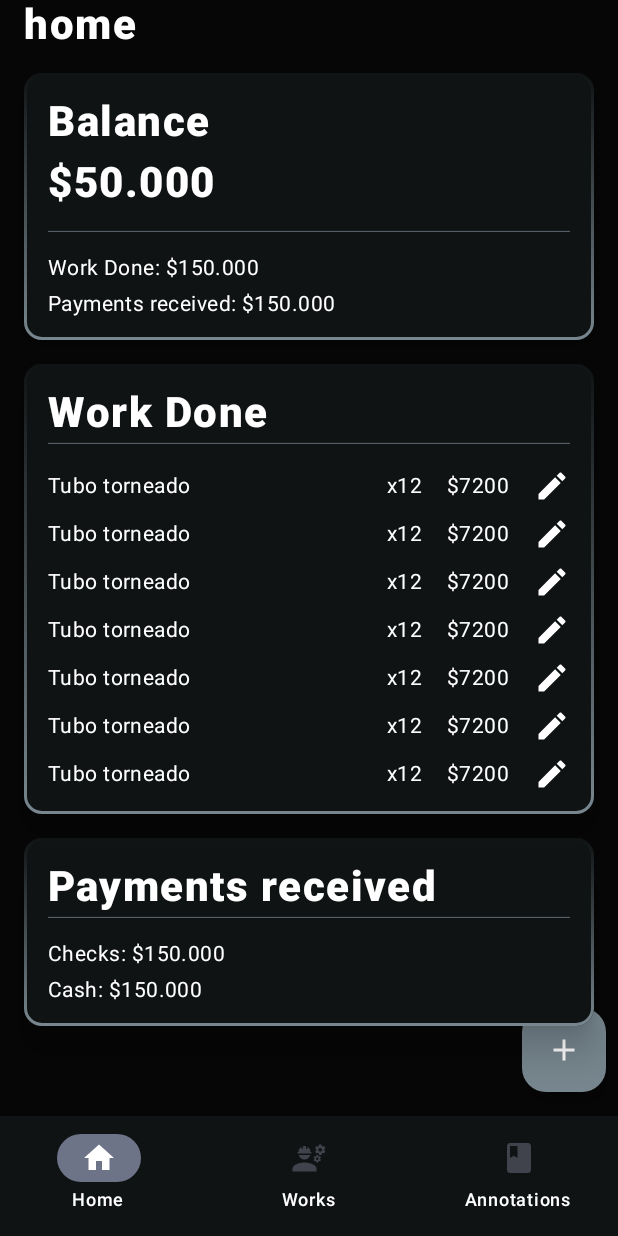
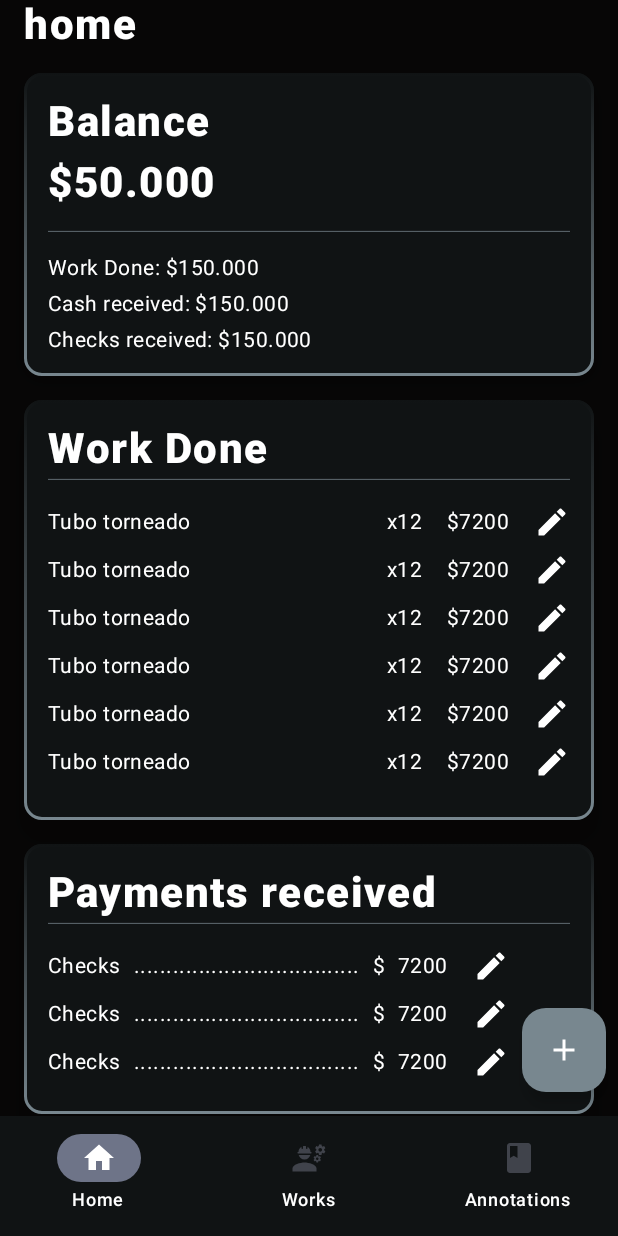
Before and after one commit to dnuccio80/taller2App, an Android app built with Jetpack Compose: the screen it shows after launch (MainActivity), on a phone screen of 412 x 824 dp. Run offline under Robolectric (Android 15) with nearby library versions, the phone set to English and light mode, and no system bars; our stand-ins replace Dagger/Hilt's generated code.

Commit message:
New payment Dialog added

```diff
--- a/app/src/main/java/com/example/taller2app/application/ui/HomeScreen.kt
+++ b/app/src/main/java/com/example/taller2app/application/ui/HomeScreen.kt
@@ -28,6 +28,7 @@ import androidx.compose.material3.Icon
 import androidx.compose.material3.MaterialTheme
 import androidx.compose.material3.Text
 import androidx.compose.runtime.Composable
+import androidx.compose.runtime.compositionLocalOf
 import androidx.compose.runtime.getValue
 import androidx.compose.runtime.mutableStateOf
 import androidx.compose.runtime.saveable.rememberSaveable
@@ -48,12 +49,14 @@ import kotlin.math.exp
 
 @Composable
 fun HomeScreen(innerPadding: PaddingValues) {
+
+    var showPaymentDialog by rememberSaveable { mutableStateOf(false) }
+
     Box(
         Modifier
             .fillMaxSize()
             .background(AppBackground)
     ) {
-        HomeFabItem(Modifier.align(Alignment.BottomEnd), innerPadding)
         Column(
             Modifier
                 .fillMaxWidth()
@@ -66,6 +69,23 @@ fun HomeScreen(innerPadding: PaddingValues) {
         ) {
             TitleItem("home")
             Spacer(Modifier.size(16.dp))
+            BalanceCardItem()
+            Spacer(Modifier.size(16.dp))
+            WorkDoneCardItem()
+            Spacer(Modifier.size(16.dp))
+            PaymentReceivedCardItem()
+        }
+        HomeFabItem(
+            Modifier.align(Alignment.BottomEnd),
+            innerPadding,
+            onNewWorkClicked = {},
+            onNewPaymentClicked = { showPaymentDialog = true })
+        NewPaymentDialog(showPaymentDialog) { showPaymentDialog = false }
+    }
+}
+
+@Composable
+private fun BalanceCardItem() {
     Card(
         Modifier.fillMaxWidth(),
         colors = CardDefaults.cardColors(
@@ -91,14 +111,78 @@ fun HomeScreen(innerPadding: PaddingValues) {
             Spacer(Modifier.size(16.dp))
             BodyTextItem("${stringResource(R.string.work_done)}: $150.000")
             Spacer(Modifier.size(8.dp))
-                    BodyTextItem("${stringResource(R.string.payments_received)}: $150.000")
+            BodyTextItem("${stringResource(R.string.cash_received)}: $150.000")
+            Spacer(Modifier.size(8.dp))
+            BodyTextItem("${stringResource(R.string.checks_received)}: $150.000")
         }
     }
-            Spacer(Modifier.size(16.dp))
+}
+
+@Composable
+private fun PaymentReceivedCardItem() {
     Card(
         Modifier
             .fillMaxWidth()
-                    .height(300.dp),
+            .height(180.dp),
+        colors = CardDefaults.cardColors(
+            containerColor = CardBackground
+        ),
+        border = BorderStroke(
+            2.dp, brush = Brush.verticalGradient(
+                colors = listOf(CardBackground, ButtonColor),
+            )
+        ),
+        elevation = CardDefaults.cardElevation(16.dp)
+    ) {
+        Column(
+            Modifier
+                .fillMaxWidth()
+                .padding(16.dp)
+        ) {
+            TitleItem(text = stringResource(R.string.payments_received))
+            Spacer(Modifier.size(4.dp))
+            HorizontalDividerCard()
+            Spacer(Modifier.size(16.dp))
+            LazyColumn(
+                Modifier.fillMaxWidth(),
+                verticalArrangement = Arrangement.spacedBy(8.dp)
+            ) {
+                items(10) {
+                    PaymentCardItem()
+                }
+            }
+        }
+    }
+}
+
+@Composable
+fun PaymentCardItem() {
+    Row(
+        Modifier.fillMaxWidth(),
+        verticalAlignment = Alignment.CenterVertically
+    ) {
+        BodyTextItem("Checks")
+        Spacer(Modifier.width(8.dp))
+        BodyTextItem("...................................")
+        Spacer(Modifier.width(8.dp))
+        BodyTextItem("$")
+        Spacer(Modifier.width(8.dp))
+        BodyTextItem("7200")
+        Spacer(Modifier.width(16.dp))
+        Icon(
+            Icons.Filled.Edit,
+            contentDescription = "edit work",
+            tint = Color.White
+        )
+    }
+}
+
+@Composable
+private fun WorkDoneCardItem() {
+    Card(
+        Modifier
+            .fillMaxWidth()
+            .height(280.dp),
         colors = CardDefaults.cardColors(
             containerColor = CardBackground
         ),
@@ -143,36 +227,6 @@ fun HomeScreen(innerPadding: PaddingValues) {
 
         }
     }
-            Spacer(Modifier.size(16.dp))
-            Card(
-                Modifier
-                    .fillMaxWidth(),
-                colors = CardDefaults.cardColors(
-                    containerColor = CardBackground
-                ),
-                border = BorderStroke(
-                    2.dp, brush = Brush.verticalGradient(
-                        colors = listOf(CardBackground, ButtonColor),
-                    )
-                ),
-                elevation = CardDefaults.cardElevation(16.dp)
-            ) {
-                Column(
-                    Modifier
-                        .fillMaxWidth()
-                        .padding(16.dp)
-                ) {
-                    TitleItem(text = stringResource(R.string.payments_received))
-                    Spacer(Modifier.size(4.dp))
-                    HorizontalDividerCard()
-                    Spacer(Modifier.size(16.dp))
-                    BodyTextItem("${stringResource(R.string.checks)}: $150.000")
-                    Spacer(Modifier.size(8.dp))
-                    BodyTextItem("${stringResource(R.string.cash)}: $150.000")
-                }
-            }
-        }
-    }
 }
 
 @Composable
@@ -195,24 +249,48 @@ fun HorizontalDividerCard() {
 }
 
 @Composable
-fun HomeFabItem(modifier: Modifier, innerPadding: PaddingValues) {
+fun HomeFabItem(
+    modifier: Modifier,
+    innerPadding: PaddingValues,
+    onNewPaymentClicked: () -> Unit,
+    onNewWorkClicked: () -> Unit
+) {
 
     var expandedValue by rememberSaveable { mutableStateOf(false) }
 
     FloatingActionButton(
         onClick = { expandedValue = true },
-        modifier = modifier.padding(bottom = innerPadding.calculateBottomPadding() + 16.dp, end = 8.dp),
+        modifier = modifier.padding(
+            bottom = innerPadding.calculateBottomPadding() + 16.dp,
+            end = 8.dp
+        ),
         containerColor = ButtonColor,
         contentColor = TextColor
 
     ) {
         Icon(Icons.Filled.Add, contentDescription = "Add button")
-        DropdownMenuHomeItem(expandedValue) { expandedValue = false}
+        DropdownMenuHomeItem(
+            expandedValue,
+            onDismiss = { expandedValue = false },
+            onNewWorkClicked = {
+                onNewWorkClicked()
+                expandedValue = false
+            },
+            onNewPaymentClicked = {
+                onNewPaymentClicked()
+                expandedValue = false
+            }
+        )
     }
 }
 
 @Composable
-fun DropdownMenuHomeItem(expandedValue: Boolean, onDismiss: () -> Unit) {
+fun DropdownMenuHomeItem(
+    expandedValue: Boolean,
+    onDismiss: () -> Unit,
+    onNewPaymentClicked: () -> Unit,
+    onNewWorkClicked: () -> Unit
+) {
     DropdownMenu(
         expanded = expandedValue,
         onDismissRequest = { onDismiss() },
@@ -220,12 +298,12 @@ fun DropdownMenuHomeItem(expandedValue: Boolean, onDismiss: () -> Unit) {
         modifier = Modifier.background(ButtonColor)
     ) {
         DropdownMenuItem(
-            text = { Text("Add new work") },
-            onClick = {}
+            text = { Text(stringResource(R.string.add_new_work)) },
+            onClick = { onNewWorkClicked() }
         )
         DropdownMenuItem(
-            text = { Text("Add new payment") },
-            onClick = {}
+            text = { Text(stringResource(R.string.add_new_payment)) },
+            onClick = { onNewPaymentClicked() }
         )
     }
 }
--- /dev/null
+++ b/app/src/main/res/drawable/ic_cash.xml
@@ -0,0 +1,5 @@
+<vector xmlns:android="http://schemas.android.com/apk/res/android" android:height="24dp" android:tint="#000000" android:viewportHeight="24" android:viewportWidth="24" android:width="24dp">
+
+    <path android:fillColor="@android:color/white" android:pathData="M11.8,10.9c-2.27,-0.59 -3,-1.2 -3,-2.15 0,-1.09 1.01,-1.85 2.7,-1.85 1.78,0 2.44,0.85 2.5,2.1h2.21c-0.07,-1.72 -1.12,-3.3 -3.21,-3.81V3h-3v2.16c-1.94,0.42 -3.5,1.68 -3.5,3.61 0,2.31 1.91,3.46 4.7,4.13 2.5,0.6 3,1.48 3,2.41 0,0.69 -0.49,1.79 -2.7,1.79 -2.06,0 -2.87,-0.92 -2.98,-2.1h-2.2c0.12,2.19 1.76,3.42 3.68,3.83V21h3v-2.15c1.95,-0.37 3.5,-1.5 3.5,-3.55 0,-2.84 -2.43,-3.81 -4.7,-4.4z"/>
+
+</vector>
--- a/app/src/main/res/values/strings.xml
+++ b/app/src/main/res/values/strings.xml
@@ -4,9 +4,17 @@
     <string name="works">Works</string>
     <string name="search_work">Search work</string>
     <string name="annotations">Annotations</string>
+    <string name="enter_amount">Enter amount</string>
     <string name="home">Home</string>
     <string name="payments_received">Payments received</string>
+    <string name="cash_received">Cash received</string>
+    <string name="checks_received">Checks received</string>
+    <string name="new_payment">New payment</string>
     <string name="balance">Balance</string>
     <string name="cash">Cash</string>
     <string name="checks">Checks</string>
+    <string name="accept">Accept</string>
+    <string name="decline">Decline</string>
+    <string name="add_new_work">Add new work</string>
+    <string name="add_new_payment">Add new payment</string>
 </resources>
```
Also changed, not shown: app/src/main/java/com/example/taller2app/application/ui/Dialogs.kt (added, +170 -0 lines), app/src/main/java/com/example/taller2app/application/ui/GenericItems.kt (+32 -1 lines). Lines whose indentation alone changed are shown as unchanged.
